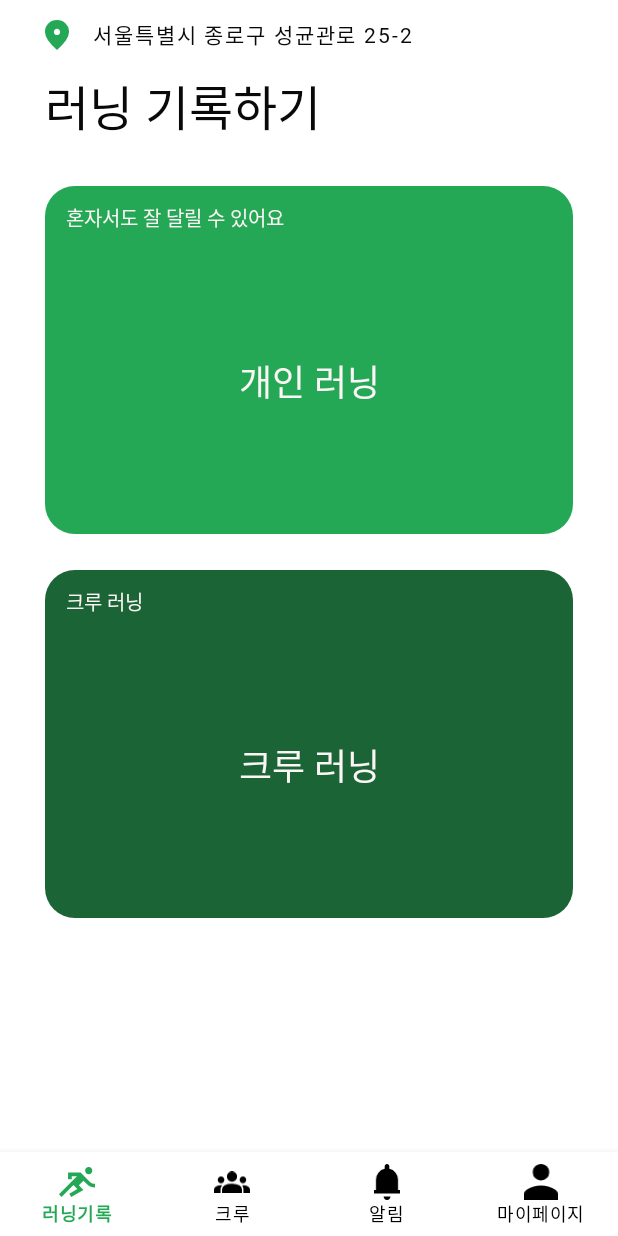
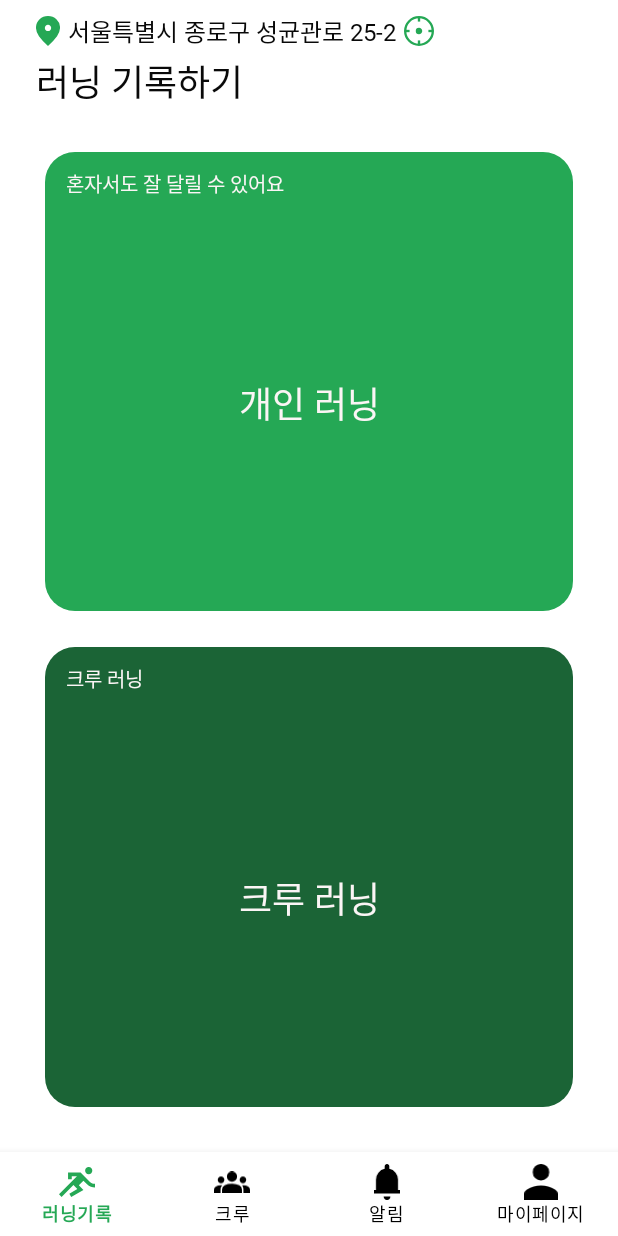
Before and after one commit to RunningCrew-Project/RunningCrew_Android, an Android app: the screen it shows after launch (MainActivity), on a phone screen of 412 x 824 dp. Run offline under Robolectric (Android 15) with nearby library versions, the phone set to English and light mode, and no system bars; our stand-ins replace AdMob, data binding, navigation-ui.

Commit message:
style: history page layoutfile 수정

```diff
--- /dev/null
+++ b/app/src/main/res/drawable/gpsbutton.xml
@@ -0,0 +1,36 @@
+<vector xmlns:android="http://schemas.android.com/apk/res/android"
+    android:width="20dp"
+    android:height="20dp"
+    android:viewportWidth="25.5"
+    android:viewportHeight="25.5">
+  <path
+      android:pathData="M12.75,12.75m-11.75,0a11.75,11.75 0,1 1,23.5 0a11.75,11.75 0,1 1,-23.5 0"
+      android:strokeWidth="2"
+      android:fillColor="#00000000"
+      android:strokeColor="@color/main_color"/>
+  <path
+      android:pathData="M4.75,12.75L0.75,12.75"
+      android:strokeWidth="2"
+      android:fillColor="#00000000"
+      android:strokeColor="@color/main_color"/>
+  <path
+      android:pathData="M24.75,12.75L20.75,12.75"
+      android:strokeWidth="2"
+      android:fillColor="#00000000"
+      android:strokeColor="@color/main_color"/>
+  <path
+      android:pathData="M12.75,20.75L12.75,24.75"
+      android:strokeWidth="2"
+      android:fillColor="#00000000"
+      android:strokeColor="@color/main_color"/>
+  <path
+      android:pathData="M12.75,0.75L12.75,4.75"
+      android:strokeWidth="2"
+      android:fillColor="#00000000"
+      android:strokeColor="@color/main_color"/>
+  <path
+      android:pathData="M12.75,12.75m-1.75,0a1.75,1.75 0,1 1,3.5 0a1.75,1.75 0,1 1,-3.5 0"
+      android:strokeWidth="2"
+      android:fillColor="@color/main_color"
+      android:strokeColor="@color/main_color"/>
+</vector>
--- a/app/src/main/res/layout/fragment_history.xml
+++ b/app/src/main/res/layout/fragment_history.xml
@@ -1,15 +1,16 @@
 <?xml version="1.0" encoding="utf-8"?>
-<layout>
+<layout xmlns:tools="http://schemas.android.com/tools"
+    xmlns:android="http://schemas.android.com/apk/res/android"
+    xmlns:app="http://schemas.android.com/apk/res-auto">
 
     <data>
+
         <variable
             name="viewModel"
             type="run.acw.crew.ui.history.HistoryViewModel" />
     </data>
 
-    <androidx.constraintlayout.widget.ConstraintLayout xmlns:android="http://schemas.android.com/apk/res/android"
-        xmlns:app="http://schemas.android.com/apk/res-auto"
-        xmlns:tools="http://schemas.android.com/tools"
+    <androidx.constraintlayout.widget.ConstraintLayout
         android:layout_width="match_parent"
         android:layout_height="match_parent"
         tools:context="run.acw.crew.ui.history.HistoryFragment">
@@ -24,53 +25,65 @@
             app:layout_constraintStart_toStartOf="parent"
             app:layout_constraintTop_toTopOf="parent" />
 
-        <LinearLayout
-            android:id="@+id/history_linear_text"
-            android:layout_width="match_parent"
-            android:layout_height="0dp"
-            android:layout_marginStart="30dp"
-            android:gravity="center_horizontal"
-            android:orientation="vertical"
-            android:weightSum="70"
-            app:layout_constraintBottom_toTopOf="@id/history_linear_button"
-            app:layout_constraintStart_toStartOf="parent"
-            app:layout_constraintTop_toBottomOf="@+id/adView"
-            app:layout_constraintVertical_weight="74">
 
         <LinearLayout
+            android:id="@+id/location"
             android:layout_width="match_parent"
-                android:layout_height="0dp"
-                android:layout_weight="35">
+            android:layout_height="30dp"
+            android:layout_marginBottom="5dp"
+            android:padding="0dp"
+            android:layout_marginStart="24dp"
+            android:layout_marginTop="6dp"
+            app:layout_constraintTop_toBottomOf="@id/adView"
+            app:layout_constraintStart_toStartOf="parent"
+            app:layout_constraintEnd_toEndOf="parent"
+            >
 
             <ImageButton
                 android:layout_width="wrap_content"
                 android:layout_height="wrap_content"
                 android:layout_gravity="center_vertical"
                 android:background="#00ffffff"
-                    android:src="@drawable/location" />
+                android:src="@drawable/location"
+                android:layout_marginEnd="5dp"/>
 
-                <Button
+            <TextView
                 android:layout_width="wrap_content"
                 android:layout_height="match_parent"
-                    android:autoSizeTextType="uniform"
                 android:background="#00ffffff"
                 android:fontFamily="@font/notosans_medium"
                 android:includeFontPadding="false"
+                android:gravity="center"
+                android:textAlignment="center"
                 android:text="서울특별시 종로구 성균관로 25-2"
-                    android:textColor="@color/black" />
+                android:textSize="16sp"
+                android:textColor="@color/black"
+                android:layout_marginEnd="5dp"/>
+
+            <ImageButton
+                android:layout_width="wrap_content"
+                android:layout_height="wrap_content"
+                android:layout_gravity="center"
+                android:background="#00ffffff"
+                android:src="@drawable/gpsbutton" />
         </LinearLayout>
 
 
         <TextView
+            android:id="@+id/title"
             android:layout_width="match_parent"
-                android:layout_height="0dp"
-                android:layout_weight="35"
-                android:autoSizeTextType="uniform"
+            android:layout_height="35dp"
             android:fontFamily="@font/notosans_bold"
+
             android:includeFontPadding="false"
             android:text="@string/history_record"
-                android:textColor="@color/black" />
-        </LinearLayout>
+            android:textColor="@color/black"
+            android:textSize="24sp"
+
+            android:layout_marginStart="24dp"
+            app:layout_constraintStart_toStartOf="parent"
+            app:layout_constraintTop_toBottomOf="@id/location" />
+
 
         <LinearLayout
             android:id="@+id/history_linear_button"
@@ -79,10 +92,12 @@
             android:layout_margin="30dp"
             android:gravity="center_horizontal"
             android:orientation="vertical"
-            android:weightSum="569"
+            android:weightSum="500"
             app:layout_constraintBottom_toBottomOf="parent"
 
-            app:layout_constraintTop_toBottomOf="@id/history_linear_text"
+            app:layout_constraintEnd_toEndOf="parent"
+            app:layout_constraintStart_toStartOf="parent"
+            app:layout_constraintTop_toBottomOf="@id/title"
             app:layout_constraintVertical_weight="484">
 
             <androidx.constraintlayout.widget.ConstraintLayout
@@ -90,12 +105,11 @@
                 android:layout_width="match_parent"
                 android:layout_height="0dp"
                 android:layout_marginBottom="24dp"
-                android:layout_weight="224"
+                android:layout_weight="250"
                 android:background="@drawable/history_buttons"
                 android:backgroundTint="@color/main_color"
                 android:orientation="vertical"
                 app:onClick="@{viewModel::onPersonalRunningBtnClicked}">
-
 
 
                 <TextView
@@ -127,7 +141,7 @@
                 android:id="@+id/history_crew_btn"
                 android:layout_width="match_parent"
                 android:layout_height="0dp"
-                android:layout_weight="224"
+                android:layout_weight="250"
                 android:background="@drawable/history_buttons"
                 android:backgroundTint="@color/crew_running_btn"
                 android:orientation="vertical">
```
Also changed, not shown: app/src/main/icons/gpsButton.svg (added). Lines whose indentation alone changed are shown as unchanged.
